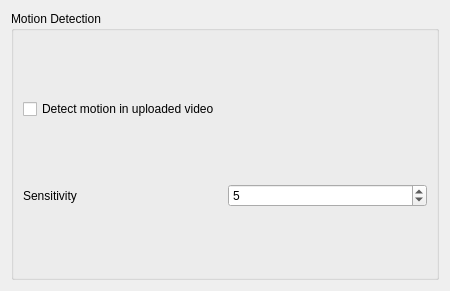
The window that client/nx_client_desktop/src/ui/widgets/properties/wearable_motion_widget.ui (networkoptix/nx_open) describes before a commit, drawn with Qt 5.
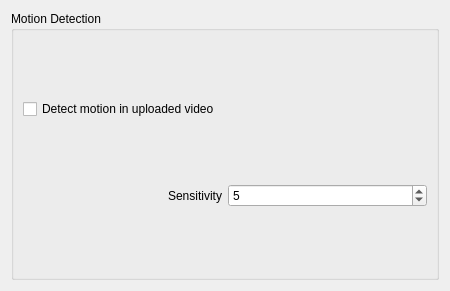
The same window after the commit.

Commit message:
VMS-8070 AlignRight for labels in wearable settings dialog
<==== Mercurial data ====>
Branch: vms_3.1_wearable_beta

What changed in the file:
```diff
--- a/client/nx_client_desktop/src/ui/widgets/properties/wearable_motion_widget.ui
+++ b/client/nx_client_desktop/src/ui/widgets/properties/wearable_motion_widget.ui
@@ -40,6 +40,9 @@
           <property name="text">
            <string>Sensitivity</string>
           </property>
+          <property name="alignment">
+           <set>Qt::AlignRight|Qt::AlignTrailing|Qt::AlignVCenter</set>
+          </property>
          </widget>
         </item>
         <item>
```
The commit also changes 1 other file.
